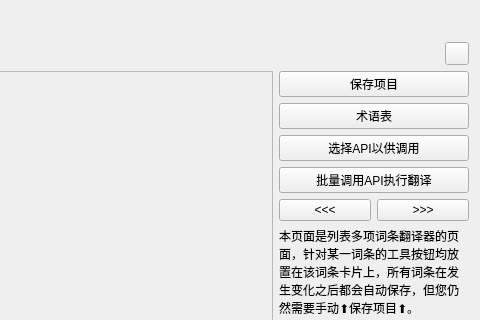
Above: widget/TranslateMultiPage.ui from mangofanfan/FanTools before the change; both pictures show x 664 to 1144 and y 0 to 320 of the 1144 by 679 pixel window. Below: the same form after it.
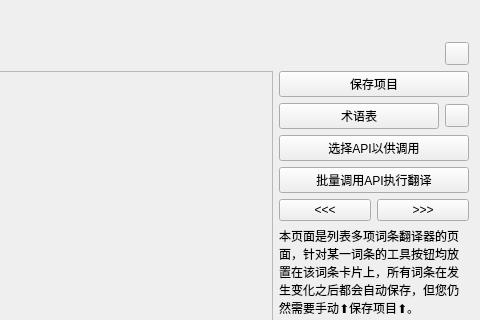
That is the form after the change. Custom widgets are drawn as their Qt base class.

Diff of the .ui file:
```diff
--- a/widget/TranslateMultiPage.ui
+++ b/widget/TranslateMultiPage.ui
@@ -67,6 +67,11 @@
         </widget>
        </item>
        <item>
+        <layout class="QHBoxLayout" name="horizontalLayout_4">
+         <property name="topMargin">
+          <number>0</number>
+         </property>
+         <item>
         <widget class="PushButton" name="PushButton_Glossary">
          <property name="tabletTracking">
           <bool>false</bool>
@@ -75,6 +80,11 @@
           <string>术语表</string>
          </property>
         </widget>
+         </item>
+         <item>
+          <widget class="ToolButton" name="ToolButton_ReloadGlossary"/>
+         </item>
+        </layout>
        </item>
        <item>
         <widget class="ComboBox" name="ComboBox_API">
```
Left out of the diff: 4 changed lines with no effect on the pictures. Lines whose indentation alone changed are shown as unchanged.
